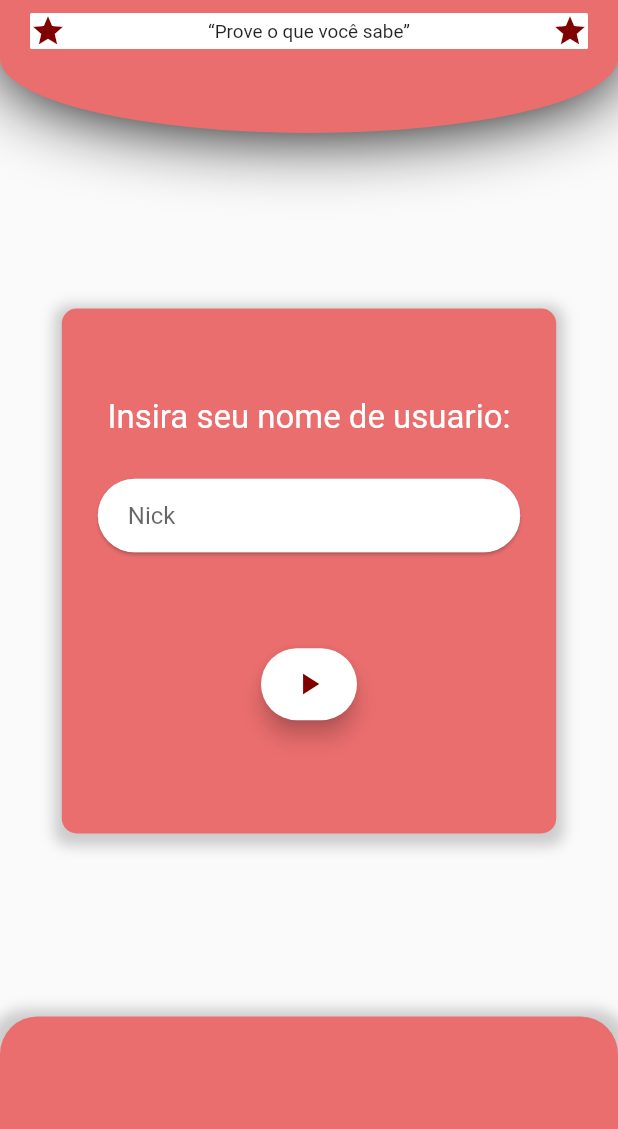
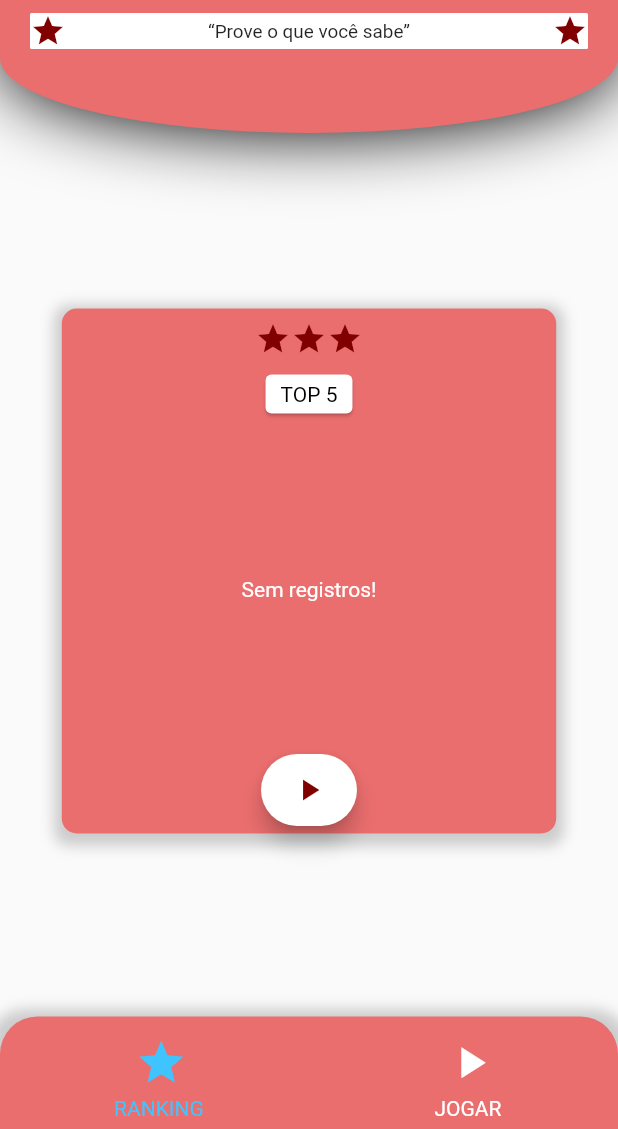
Before and after one commit to Fidjis/automakers_quiz-, a Flutter app: the screen it shows after launch, on a phone screen of 412 x 824 dp, the part 107-1236 px from its top. Run offline on Flutter 3.47's test engine with Material 2 defaults, Android fonts, the phone set to English and light mode, and no system bars; our stand-ins replace get, sqflite; accounts and stored records are empty; network calls fail.

Commit message:
Adicionado menu e demais funcionalidades

```diff
--- a/lib/presentation/pages/home_page/home_page_controller.dart
+++ b/lib/presentation/pages/home_page/home_page_controller.dart
@@ -5,7 +5,6 @@ import 'package:automakers_quiz/core/domain/models/question_model.dart';
 import 'package:automakers_quiz/core/domain/models/ranking_model.dart';
 import 'package:automakers_quiz/infrastructure/repositories/data_service.dart';
 import 'package:automakers_quiz/infrastructure/repositories/database.dart';
-import 'package:automakers_quiz/presentation/pages/home_page/home_page_widgets/home_user_name_widget.dart';
 import 'package:automakers_quiz/presentation/pages/modals/ranking_modal.dart';
 import 'package:vector_math/vector_math.dart' as math;
 import 'package:automakers_quiz/presentation/pages/modals/completed_questions_modal.dart';
@@ -13,6 +12,10 @@ import 'package:flutter/material.dart';
 import 'package:get/get.dart';
 
 class HomePageController extends GetxController {
+  //Menu
+  final isPlayOptionSelected = Rx(false);
+  final isPlaying = Rx(false);
+
   //home
   final scaffoldKey = GlobalKey<ScaffoldState>();
 
@@ -43,7 +46,8 @@ class HomePageController extends GetxController {
   @override
   void onInit() {
     super.onInit();
-    childOfSlidWidget.value = UserNameWidget();
+    DBProvider.db.getTopFiveRankings().then((ranking) => this.ranking.value = ranking);
+    childOfSlidWidget.value = RankingModal();
     getQuestions();
   }
 
@@ -119,6 +123,8 @@ class HomePageController extends GetxController {
           resetTimer();
           addRanking();
           _showResultModal();
+          isPlaying.value = false;
+          isPlayOptionSelected.value = false;
           changeChildOfSlidWidgetSlidAnimation(RankingModal());
         }
 
--- a/lib/presentation/pages/home_page/home_page_widgets/home_botton_bar.dart
+++ b/lib/presentation/pages/home_page/home_page_widgets/home_botton_bar.dart
@@ -1,12 +1,18 @@
+import 'package:automakers_quiz/presentation/pages/home_page/home_page_controller.dart';
+import 'package:automakers_quiz/presentation/pages/home_page/home_page_widgets/home_user_name_widget.dart';
+import 'package:automakers_quiz/presentation/pages/modals/ranking_modal.dart';
 import 'package:automakers_quiz/presentation/util/app_style.dart';
 import 'package:flutter/material.dart';
+import 'package:get/get.dart';
 
+import 'home_menu_button_widget.dart';
 import 'home_timer_widget.dart';
 
-class HomeBottomBar extends StatelessWidget {
+class HomeBottomBar extends GetView<HomePageController> {
   @override
   Widget build(BuildContext context) {
-    return Container(
+    return Obx(
+      () => Container(
         height: 75,
         decoration: BoxDecoration(
           color: AppStyle.terciaryColor,
@@ -22,7 +28,36 @@ class HomeBottomBar extends StatelessWidget {
             ),
           ],
         ),
-      child: TimerWidget(),
+        child: controller.isPlaying.value
+            ? TimerWidget()
+            : Obx(
+                () => Row(
+                  mainAxisAlignment: MainAxisAlignment.spaceAround,
+                  crossAxisAlignment: CrossAxisAlignment.center,
+                  children: <Widget>[
+                    MenuButtonWidget(
+                      text: 'RANKING',
+                      iconData: Icons.star,
+                      onPressed: () {
+                        controller.isPlayOptionSelected.value = false;
+                        controller.changeChildOfSlidWidgetSlidAnimation(RankingModal());
+                      },
+                      color: controller.isPlayOptionSelected.value ? AppStyle.segundaryColor : Colors.lightBlueAccent,
+                    ),
+                    MenuButtonWidget(
+                      text: 'JOGAR',
+                      iconData: Icons.play_arrow,
+                      onPressed: () {
+                        controller.isPlayOptionSelected.value = true;
+                        controller.nickName.text = '';
+                        controller.changeChildOfSlidWidgetSlidAnimation(UserNameWidget());
+                      },
+                      color: controller.isPlayOptionSelected.value ? Colors.lightBlueAccent : AppStyle.segundaryColor,
+                    ),
+                  ],
+                ),
+              ),
+      ),
     );
   }
 }
--- /dev/null
+++ b/lib/presentation/pages/home_page/home_page_widgets/home_menu_button_widget.dart
@@ -0,0 +1,34 @@
+import 'package:flutter/material.dart';
+
+class MenuButtonWidget extends StatelessWidget {
+  const MenuButtonWidget({
+    Key? key,
+    required this.text,
+    required this.iconData,
+    this.onPressed,
+    required this.color,
+  }) : super(key: key);
+
+  final String text;
+  final IconData iconData;
+  final Function()? onPressed;
+  final Color color;
+
+  @override
+  Widget build(BuildContext context) {
+    return Column(
+      mainAxisSize: MainAxisSize.min,
+      children: <Widget>[
+        IconButton(
+          icon: Icon(
+            iconData,
+            color: color,
+            size: 35,
+          ),
+          onPressed: onPressed,
+        ),
+        Text(text, style: TextStyle(color: color))
+      ],
+    );
+  }
+}
--- a/lib/presentation/pages/home_page/home_page_widgets/home_user_name_widget.dart
+++ b/lib/presentation/pages/home_page/home_page_widgets/home_user_name_widget.dart
@@ -15,7 +15,7 @@ class UserNameWidget extends GetView<HomePageController> {
       'Insira seu nome de usuario:',
       style: TextStyle(
         color: AppStyle.segundaryColor,
-        fontSize: 22,
+        fontSize: 18,
       ),
     );
     final nickNameInput = Card(
@@ -44,6 +44,7 @@ class UserNameWidget extends GetView<HomePageController> {
           if (formKey.currentState!.validate()) {
             controller.changeChildOfSlidWidgetSlidAnimation(QuestionsWidget());
             controller.startTimer();
+            controller.isPlaying.value = true;
           }
         },
         label: Icon(
--- a/lib/presentation/pages/modals/ranking_modal.dart
+++ b/lib/presentation/pages/modals/ranking_modal.dart
@@ -80,8 +80,8 @@ class RankingModal extends GetView<HomePageController> {
         backgroundColor: AppStyle.segundaryColor,
         onPressed: () {
           controller.nickName.text = '';
+          controller.isPlayOptionSelected.value = true;
           controller.changeChildOfSlidWidgetSlidAnimation(UserNameWidget());
-          Navigator.pop(context);
         },
         label: Icon(
           Icons.play_arrow,
@@ -89,25 +89,26 @@ class RankingModal extends GetView<HomePageController> {
         ),
       ),
     );
+    final stars = Row(
+      mainAxisAlignment: MainAxisAlignment.center,
+      children: [
+        StarIcon(),
+        StarIcon(),
+        StarIcon(),
+      ],
+    );
     return Column(
       mainAxisSize: MainAxisSize.min,
       children: <Widget>[
         Spacing.extraSmall(),
-        Row(
-          mainAxisAlignment: MainAxisAlignment.center,
-          children: [
-            StarIcon(),
-            StarIcon(),
-            StarIcon(),
-          ],
-        ),
+        stars,
         Spacing.extraSmall(),
         title,
         Spacing.extraSmall(),
         Expanded(
           child: Padding(
             padding: const EdgeInsets.symmetric(horizontal: 10),
-            child: controller.ranking.value!.isEmpty
+            child: controller.ranking.value == null
                 ? Center(
                     child: Text(
                       'Sem registros!',
```
Lines whose indentation alone changed are shown as unchanged.
